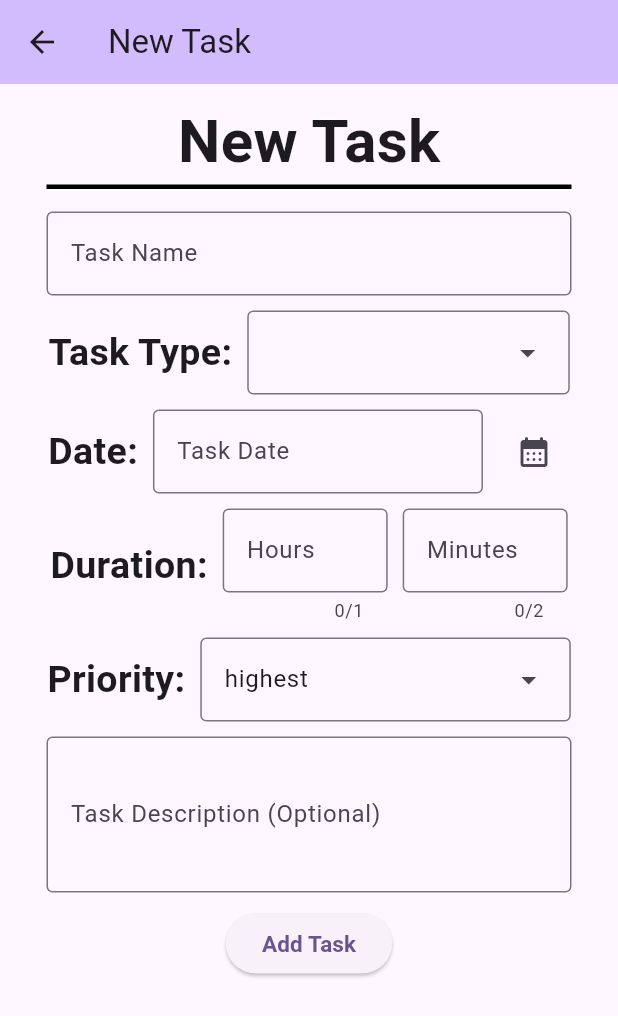
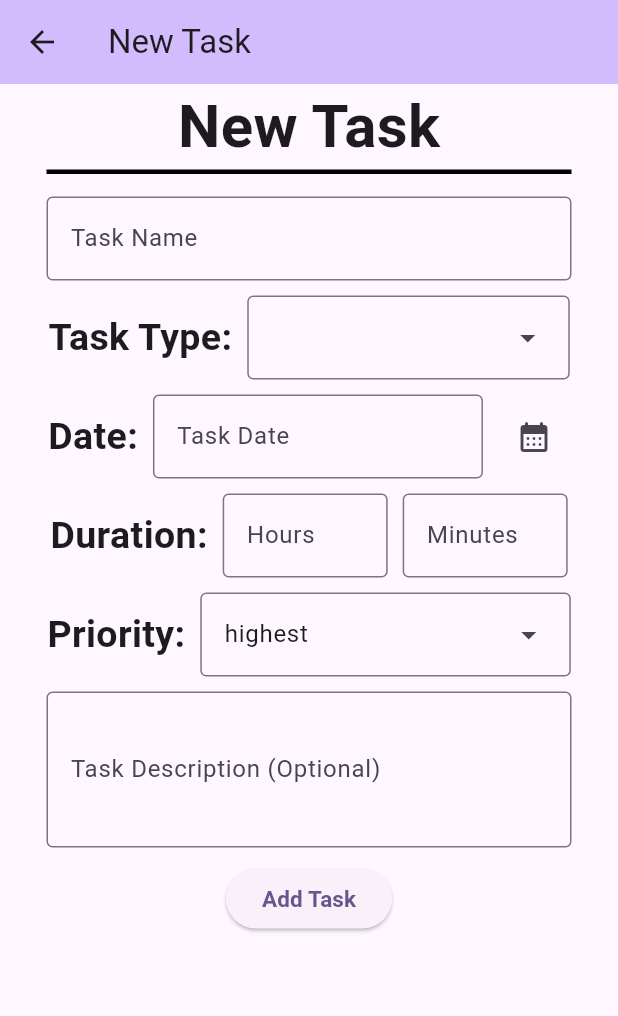
Before and after one commit to Kcao007/PlannerList, a Flutter app: the NewTaskPage screen opened directly, after a tap on "Add Task", on a phone screen of 412 x 824 dp. Shown: the top 1016 px of the screen. Run offline on Flutter 3.47's test engine with Material 3 defaults, Android fonts, the light colour scheme and no system bars; our stand-ins replace cloud_firestore, firebase_auth, firebase_core; accounts and stored records are empty.

Commit message:
added documentation for some files, fixed the week tab imporperly calculating the end date (used subtract instead of add), added restrictions on the hours and minutes values of newTask,  and created taskInfo file without functionality

```diff
--- a/lib/home_page.dart
+++ b/lib/home_page.dart
@@ -41,6 +41,7 @@ class _HomePageState extends State<HomePage> {
     });
   }
 
+  //prompts user to add user info to profile consistently
   Future<void> showMyDialog() async {
     showDialog(context: context, builder: (BuildContext context) {
       return AlertDialog(
@@ -96,6 +97,7 @@ class _HomePageState extends State<HomePage> {
 
       ),
 
+      //generate schedule button
       floatingActionButton: Column(
         mainAxisAlignment: MainAxisAlignment.end,
         crossAxisAlignment: CrossAxisAlignment.end,
@@ -119,5 +121,3 @@ class _HomePageState extends State<HomePage> {
     );
   }
 }
-
-//            Text("UID: " + userUID, style: TextStyle(fontSize: 20.0, fontWeight: FontWeight.bold)),
--- a/lib/main.dart
+++ b/lib/main.dart
@@ -2,7 +2,6 @@
 import 'package:flutter/material.dart';
 import 'package:firebase_core/firebase_core.dart';
 import 'firebase_options.dart';
-import 'package:firebase_auth/firebase_auth.dart';
 
 void main() async {
   WidgetsFlutterBinding.ensureInitialized();
--- a/lib/navigation.dart
+++ b/lib/navigation.dart
@@ -19,9 +19,11 @@ class _NavigationPageState extends State<NavigationPage> {
   @override
   void initState() {
     super.initState();
+    //bar at the bottom with these options
     _widgetOptions = [const HomePage(), const TaskPage(), const RankingPage(), const ProfilePage()];
   }
 
+  //change to whatever tab the user taps on
   void _onItemTapped(int index) {
     setState(() {
       _selectedIndex = index;
@@ -35,6 +37,8 @@ class _NavigationPageState extends State<NavigationPage> {
           child:
             _widgetOptions!.elementAt(_selectedIndex),
       ),
+
+      //just a bunch of icons to help the user know what leads to where
       bottomNavigationBar: BottomNavigationBar(
         type: BottomNavigationBarType.fixed,
         backgroundColor: Theme.of(context).colorScheme.inversePrimary,
--- a/lib/newTask.dart
+++ b/lib/newTask.dart
@@ -36,6 +36,7 @@ class _NewTaskPageState extends State<NewTaskPage> {
   addTask() {
     FocusScopeNode currentFocus = FocusScope.of(context);
 
+    //unfocuses everything
     if(!currentFocus.hasPrimaryFocus) {
       currentFocus.unfocus();
     }
@@ -51,13 +52,15 @@ class _NewTaskPageState extends State<NewTaskPage> {
     };
 
     buildLoading(context);
+    //calls addTaskLog to add this task to the taskLog
     addTaskLog(TaskInfo).then((value) {
-      //two pops; one for loading, one pop for leaving newTask screen
+      //two pops; one for loading, one for leaving newTask screen
       Navigator.of(context).pop();
       Navigator.of(context).pop();
     });
   }
 
+  //method for adding together the hours and minutes values from creating a new task
   static String convertTime(TextEditingController hours, TextEditingController minutes) {
     double numHours = double.parse(hours.text.trim());
     double numMinutes = double.parse(minutes.text.trim());
@@ -81,10 +84,6 @@ class _NewTaskPageState extends State<NewTaskPage> {
             crossAxisAlignment: CrossAxisAlignment.center,
 
             children:[
-
-              const SizedBox(
-                height : 10,
-              ),
 
               const Text('New Task', style: TextStyle(fontSize: 40, fontWeight: FontWeight.bold)),
 
@@ -205,7 +204,6 @@ class _NewTaskPageState extends State<NewTaskPage> {
                     width: 110,
                     child: TextField(
                       keyboardType: TextInputType.number,
-                      maxLength: 1,
                       decoration: const InputDecoration(
                         border: OutlineInputBorder(),
                         labelText: 'Hours',
@@ -222,7 +220,6 @@ class _NewTaskPageState extends State<NewTaskPage> {
                     width: 110,
                     child: TextField(
                       keyboardType: TextInputType.number,
-                      maxLength: 2,
                       decoration: const InputDecoration(
                         border: OutlineInputBorder(),
                         labelText: 'Minutes',
@@ -283,10 +280,19 @@ class _NewTaskPageState extends State<NewTaskPage> {
 
               ElevatedButton(
                   onPressed: (){
-                    addTask();
-                    Navigator.pushReplacement(
-                        context,
-                        MaterialPageRoute(builder: (context) => const TaskPage()));
+                    //ensure that time is less than 24 hours and that minutes is not funky
+                    if (int.parse(minutesController.text) < 60 &&
+                        int.parse(hoursController.text) < 24 &&
+                        int.parse(minutesController.text) >= 0 &&
+                        int.parse(hoursController.text) >= 0) {
+                      addTask();
+                      Navigator.pushReplacement(
+                          context,
+                          MaterialPageRoute(builder: (context) => const TaskPage()));
+                    }
+                    else{
+                      snackBarBuilder("Invalid duration", context);
+                    }
                   },
                   child:
                   const Text('Add Task', style: TextStyle(fontSize: 15, fontWeight: FontWeight.bold),),
--- a/lib/profile.dart
+++ b/lib/profile.dart
@@ -67,7 +67,7 @@ class _ProfilePageState extends State<ProfilePage> {
     return Scaffold(
         appBar: AppBar(
           backgroundColor: Theme.of(context).colorScheme.inversePrimary,
-          title: const Icon(Icons.man),
+          title: const Text("Profile"),
         ),
 
         body: SingleChildScrollView(
--- a/lib/signin.dart
+++ b/lib/signin.dart
@@ -2,7 +2,6 @@ import 'package:coding_minds_sample/navigation.dart';
 import 'package:coding_minds_sample/signup.dart';
 import 'package:firebase_auth/firebase_auth.dart';
 import 'package:flutter/material.dart';
-import 'package:coding_minds_sample/fireStore.dart';
 
 class SignInPage extends StatefulWidget {
   const SignInPage({super.key});
```
Also changed, not shown: lib/firebase/db.dart (+7 -2 lines), lib/taskInfo.dart (+29 -0 lines), lib/tasks.dart (+25 -4 lines), lib/utils.dart (+8 -3 lines).
